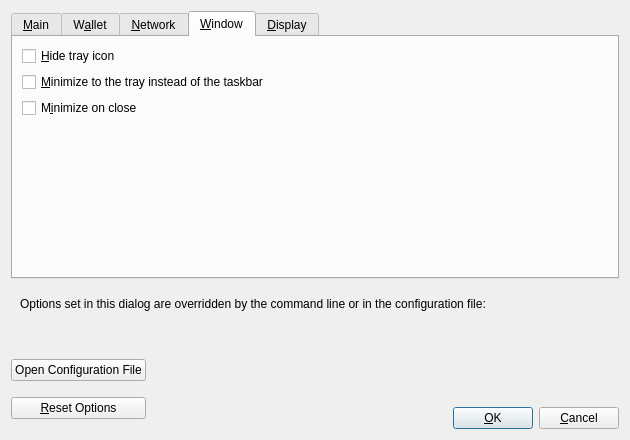
The window that src/qt/forms/optionsdialog.ui (equalishcoin/equalishcoind) describes before a commit, drawn with Qt 5.
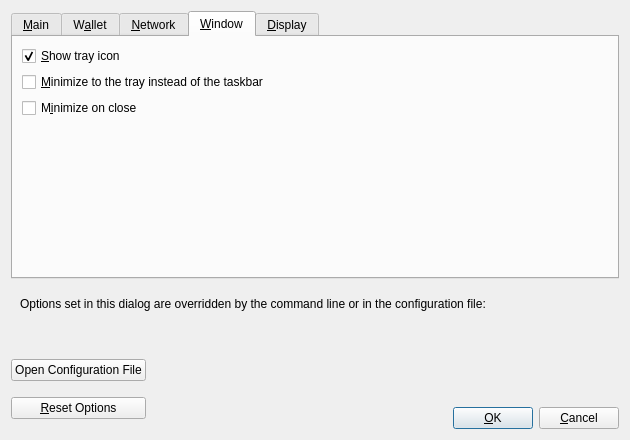
The same window after the commit. The open tabs and pages were chosen to show the change. Custom widgets are drawn as their Qt base class.

Commit message:
gui: Replace "Hide tray icon" option with positive "Show tray icon" one
This change makes easier both (1) using this option, and (2) reasoning
about the code.

Diff of the .ui file:
```diff
--- a/src/qt/forms/optionsdialog.ui
+++ b/src/qt/forms/optionsdialog.ui
@@ -543,7 +543,10 @@
           <string>Hide the icon from the system tray.</string>
          </property>
          <property name="text">
-          <string>&amp;Hide tray icon</string>
+          <string>&amp;Show tray icon</string>
+         </property>
+         <property name="checked">
+          <bool>true</bool>
          </property>
         </widget>
        </item>
```
Left out of the diff: 4 changed lines with no effect on the pictures. The commit also changes 6 other files.
